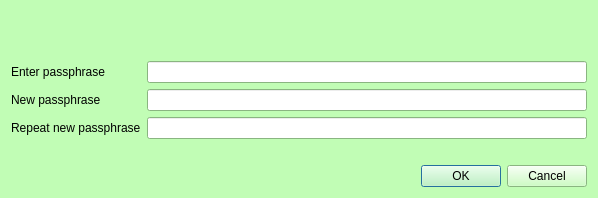
Above: src/qt/forms/askpassphrasedialog.ui from IParn/LimecoinX before the change. Below: the same form after it.
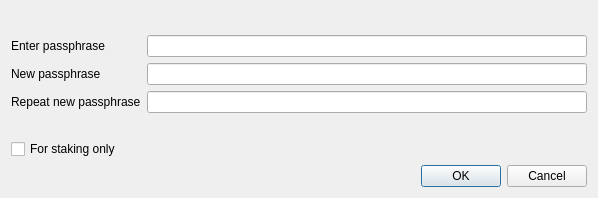
That is the form after the change.

The edit to the form file:
```diff
--- a/src/qt/forms/askpassphrasedialog.ui
+++ b/src/qt/forms/askpassphrasedialog.ui
@@ -22,421 +22,6 @@
     <height>0</height>
    </size>
   </property>
-  <property name="palette">
-   <palette>
-    <active>
-     <colorrole role="WindowText">
-      <brush brushstyle="SolidPattern">
-       <color alpha="255">
-        <red>0</red>
-        <green>0</green>
-        <blue>0</blue>
-       </color>
-      </brush>
-     </colorrole>
-     <colorrole role="Button">
-      <brush brushstyle="SolidPattern">
-       <color alpha="255">
-        <red>193</red>
-        <green>253</green>
-        <blue>181</blue>
-       </color>
-      </brush>
-     </colorrole>
-     <colorrole role="Light">
-      <brush brushstyle="SolidPattern">
-       <color alpha="255">
-        <red>255</red>
-        <green>255</green>
-        <blue>255</blue>
-       </color>
-      </brush>
-     </colorrole>
-     <colorrole role="Midlight">
-      <brush brushstyle="SolidPattern">
-       <color alpha="255">
-        <red>224</red>
-        <green>254</green>
-        <blue>218</blue>
-       </color>
-      </brush>
-     </colorrole>
-     <colorrole role="Dark">
-      <brush brushstyle="SolidPattern">
-       <color alpha="255">
-        <red>96</red>
-        <green>126</green>
-        <blue>90</blue>
-       </color>
-      </brush>
-     </colorrole>
-     <colorrole role="Mid">
-      <brush brushstyle="SolidPattern">
-       <color alpha="255">
-        <red>129</red>
-        <green>169</green>
-        <blue>121</blue>
-       </color>
-      </brush>
-     </colorrole>
-     <colorrole role="Text">
-      <brush brushstyle="SolidPattern">
-       <color alpha="255">
-        <red>0</red>
-        <green>0</green>
-        <blue>0</blue>
-       </color>
-      </brush>
-     </colorrole>
-     <colorrole role="BrightText">
-      <brush brushstyle="SolidPattern">
-       <color alpha="255">
-        <red>255</red>
-        <green>255</green>
-        <blue>255</blue>
-       </color>
-      </brush>
-     </colorrole>
-     <colorrole role="ButtonText">
-      <brush brushstyle="SolidPattern">
-       <color alpha="255">
-        <red>0</red>
-        <green>0</green>
-        <blue>0</blue>
-       </color>
-      </brush>
-     </colorrole>
-     <colorrole role="Base">
-      <brush brushstyle="SolidPattern">
-       <color alpha="255">
-        <red>255</red>
-        <green>255</green>
-        <blue>255</blue>
-       </color>
-      </brush>
-     </colorrole>
-     <colorrole role="Window">
-      <brush brushstyle="SolidPattern">
-       <color alpha="255">
-        <red>193</red>
-        <green>253</green>
-        <blue>181</blue>
-       </color>
-      </brush>
-     </colorrole>
-     <colorrole role="Shadow">
-      <brush brushstyle="SolidPattern">
-       <color alpha="255">
-        <red>0</red>
-        <green>0</green>
-        <blue>0</blue>
-       </color>
-      </brush>
-     </colorrole>
-     <colorrole role="AlternateBase">
-      <brush brushstyle="SolidPattern">
-       <color alpha="255">
-        <red>224</red>
-        <green>254</green>
-        <blue>218</blue>
-       </color>
-      </brush>
-     </colorrole>
-     <colorrole role="ToolTipBase">
-      <brush brushstyle="SolidPattern">
-       <color alpha="255">
-        <red>255</red>
-        <green>255</green>
-        <blue>220</blue>
-       </color>
-      </brush>
-     </colorrole>
-     <colorrole role="ToolTipText">
-      <brush brushstyle="SolidPattern">
-       <color alpha="255">
-        <red>0</red>
-        <green>0</green>
-        <blue>0</blue>
-       </color>
-      </brush>
-     </colorrole>
-    </active>
-    <inactive>
-     <colorrole role="WindowText">
-      <brush brushstyle="SolidPattern">
-       <color alpha="255">
-        <red>0</red>
-        <green>0</green>
-        <blue>0</blue>
-       </color>
-      </brush>
-     </colorrole>
-     <colorrole role="Button">
-      <brush brushstyle="SolidPattern">
-       <color alpha="255">
-        <red>193</red>
-        <green>253</green>
-        <blue>181</blue>
-       </color>
-      </brush>
-     </colorrole>
-     <colorrole role="Light">
-      <brush brushstyle="SolidPattern">
-       <color alpha="255">
-        <red>255</red>
-        <green>255</green>
-        <blue>255</blue>
-       </color>
-      </brush>
-     </colorrole>
-     <colorrole role="Midlight">
-      <brush brushstyle="SolidPattern">
-       <color alpha="255">
-        <red>224</red>
-        <green>254</green>
-        <blue>218</blue>
-       </color>
-      </brush>
-     </colorrole>
-     <colorrole role="Dark">
-      <brush brushstyle="SolidPattern">
-       <color alpha="255">
-        <red>96</red>
-        <green>126</green>
-        <blue>90</blue>
-       </color>
-      </brush>
-     </colorrole>
-     <colorrole role="Mid">
-      <brush brushstyle="SolidPattern">
-       <color alpha="255">
-        <red>129</red>
-        <green>169</green>
-        <blue>121</blue>
-       </color>
-      </brush>
-     </colorrole>
-     <colorrole role="Text">
-      <brush brushstyle="SolidPattern">
-       <color alpha="255">
-        <red>0</red>
-        <green>0</green>
-        <blue>0</blue>
-       </color>
-      </brush>
-     </colorrole>
-     <colorrole role="BrightText">
-      <brush brushstyle="SolidPattern">
-       <color alpha="255">
-        <red>255</red>
-        <green>255</green>
-        <blue>255</blue>
-       </color>
-      </brush>
-     </colorrole>
-     <colorrole role="ButtonText">
-      <brush brushstyle="SolidPattern">
-       <color alpha="255">
-        <red>0</red>
-        <green>0</green>
-        <blue>0</blue>
-       </color>
-      </brush>
-     </colorrole>
-     <colorrole role="Base">
-      <brush brushstyle="SolidPattern">
-       <color alpha="255">
-        <red>255</red>
-        <green>255</green>
-        <blue>255</blue>
-       </color>
-      </brush>
-     </colorrole>
-     <colorrole role="Window">
-      <brush brushstyle="SolidPattern">
-       <color alpha="255">
-        <red>193</red>
-        <green>253</green>
-        <blue>181</blue>
-       </color>
-      </brush>
-     </colorrole>
-     <colorrole role="Shadow">
-      <brush brushstyle="SolidPattern">
-       <color alpha="255">
-        <red>0</red>
-        <green>0</green>
-        <blue>0</blue>
-       </color>
-      </brush>
-     </colorrole>
-     <colorrole role="AlternateBase">
-      <brush brushstyle="SolidPattern">
-       <color alpha="255">
-        <red>224</red>
-        <green>254</green>
-        <blue>218</blue>
-       </color>
-      </brush>
-     </colorrole>
-     <colorrole role="ToolTipBase">
-      <brush brushstyle="SolidPattern">
-       <color alpha="255">
-        <red>255</red>
-        <green>255</green>
-        <blue>220</blue>
-       </color>
-      </brush>
-     </colorrole>
-     <colorrole role="ToolTipText">
-      <brush brushstyle="SolidPattern">
-       <color alpha="255">
-        <red>0</red>
-        <green>0</green>
-        <blue>0</blue>
-       </color>
-      </brush>
-     </colorrole>
-    </inactive>
-    <disabled>
-     <colorrole role="WindowText">
-      <brush brushstyle="SolidPattern">
-       <color alpha="255">
-        <red>96</red>
-        <green>126</green>
-        <blue>90</blue>
-       </color>
-      </brush>
-     </colorrole>
-     <colorrole role="Button">
-      <brush brushstyle="SolidPattern">
-       <color alpha="255">
-        <red>193</red>
-        <green>253</green>
-        <blue>181</blue>
-       </color>
-      </brush>
-     </colorrole>
-     <colorrole role="Light">
-      <brush brushstyle="SolidPattern">
-       <color alpha="255">
-        <red>255</red>
-        <green>255</green>
-        <blue>255</blue>
-       </color>
-      </brush>
-     </colorrole>
-     <colorrole role="Midlight">
-      <brush brushstyle="SolidPattern">
-       <color alpha="255">
-        <red>224</red>
-        <green>254</green>
-        <blue>218</blue>
-       </color>
-      </brush>
-     </colorrole>
-     <colorrole role="Dark">
-      <brush brushstyle="SolidPattern">
-       <color alpha="255">
-        <red>96</red>
-        <green>126</green>
-        <blue>90</blue>
-       </color>
-      </brush>
-     </colorrole>
-     <colorrole role="Mid">
-      <brush brushstyle="SolidPattern">
-       <color alpha="255">
-        <red>129</red>
-        <green>169</green>
-        <blue>121</blue>
-       </color>
-      </brush>
-     </colorrole>
-     <colorrole role="Text">
-      <brush brushstyle="SolidPattern">
-       <color alpha="255">
-        <red>96</red>
-        <green>126</green>
-        <blue>90</blue>
-       </color>
-      </brush>
-     </colorrole>
-     <colorrole role="BrightText">
-      <brush brushstyle="SolidPattern">
-       <color alpha="255">
-        <red>255</red>
-        <green>255</green>
-        <blue>255</blue>
-       </color>
-      </brush>
-     </colorrole>
-     <colorrole role="ButtonText">
-      <brush brushstyle="SolidPattern">
-       <color alpha="255">
-        <red>96</red>
-        <green>126</green>
-        <blue>90</blue>
-       </color>
-      </brush>
-     </colorrole>
-     <colorrole role="Base">
-      <brush brushstyle="SolidPattern">
-       <color alpha="255">
-        <red>193</red>
-        <green>253</green>
-        <blue>181</blue>
-       </color>
-      </brush>
-     </colorrole>
-     <colorrole role="Window">
-      <brush brushstyle="SolidPattern">
-       <color alpha="255">
-        <red>193</red>
-        <green>253</green>
-        <blue>181</blue>
-       </color>
-      </brush>
-     </colorrole>
-     <colorrole role="Shadow">
-      <brush brushstyle="SolidPattern">
-       <color alpha="255">
-        <red>0</red>
-        <green>0</green>
-        <blue>0</blue>
-       </color>
-      </brush>
-     </colorrole>
-     <colorrole role="AlternateBase">
-      <brush brushstyle="SolidPattern">
-       <color alpha="255">
-        <red>193</red>
-        <green>253</green>
-        <blue>181</blue>
-       </color>
-      </brush>
-     </colorrole>
-     <colorrole role="ToolTipBase">
-      <brush brushstyle="SolidPattern">
-       <color alpha="255">
-        <red>255</red>
-        <green>255</green>
-        <blue>220</blue>
-       </color>
-      </brush>
-     </colorrole>
-     <colorrole role="ToolTipText">
-      <brush brushstyle="SolidPattern">
-       <color alpha="255">
-        <red>0</red>
-        <green>0</green>
-        <blue>0</blue>
-       </color>
-      </brush>
-     </colorrole>
-    </disabled>
-   </palette>
-  </property>
   <property name="windowTitle">
    <string>Passphrase Dialog</string>
   </property>
@@ -514,6 +99,22 @@
        </property>
       </widget>
      </item>
+     <item row="4" column="0">
+      <widget class="QCheckBox" name="stakingCheckBox">
+       <property name="enabled">
+        <bool>true</bool>
+       </property>
+       <property name="toolTip">
+        <string>Serves to disable the trivial sendmoney when OS account compromised. Provides no real security.</string>
+       </property>
+       <property name="text">
+        <string>For staking only</string>
+       </property>
+       <property name="visible">
+        <bool>false</bool>
+       </property>
+      </widget>
+     </item>
     </layout>
    </item>
    <item>
```
